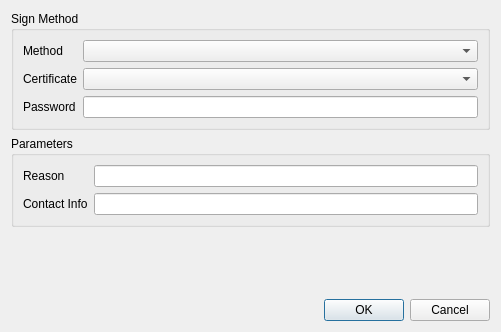
Above: Pdf4QtEditorPlugins/SignaturePlugin/signdialog.ui from JakubMelka/PDF4QT before the change. Below: the same form after it.
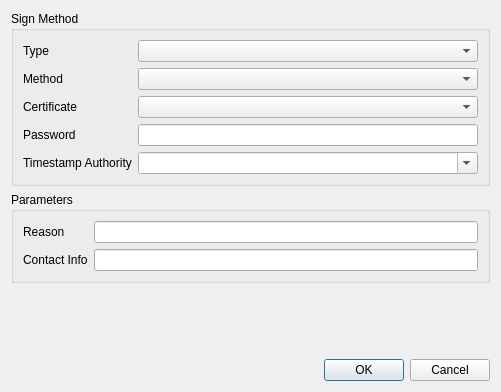
That is the form after the change.

Commit message: Issue #188: Timestamp feature request

The edit to the form file:
```diff
--- a/Pdf4QtEditorPlugins/SignaturePlugin/signdialog.ui
+++ b/Pdf4QtEditorPlugins/SignaturePlugin/signdialog.ui
@@ -7,7 +7,7 @@
     <x>0</x>
     <y>0</y>
     <width>501</width>
-    <height>332</height>
+    <height>392</height>
    </rect>
   </property>
   <property name="windowTitle">
@@ -21,33 +21,43 @@
      </property>
      <layout class="QGridLayout" name="gridLayout">
       <item row="0" column="0">
+       <widget class="QLabel" name="signatureTypeLabel">
+        <property name="text">
+         <string>Type</string>
+        </property>
+       </widget>
+      </item>
+      <item row="0" column="1">
+       <widget class="QComboBox" name="signatureTypeCombo"/>
+      </item>
+      <item row="1" column="0">
        <widget class="QLabel" name="methodLabel">
         <property name="text">
          <string>Method</string>
         </property>
        </widget>
       </item>
-      <item row="0" column="1">
+      <item row="1" column="1">
        <widget class="QComboBox" name="methodCombo"/>
       </item>
-      <item row="1" column="0">
+      <item row="2" column="0">
        <widget class="QLabel" name="certificateLabel">
         <property name="text">
          <string>Certificate</string>
         </property>
        </widget>
       </item>
-      <item row="1" column="1">
+      <item row="2" column="1">
        <widget class="QComboBox" name="certificateCombo"/>
       </item>
-      <item row="2" column="0">
+      <item row="3" column="0">
        <widget class="QLabel" name="passwordLabel">
         <property name="text">
          <string>Password</string>
         </property>
        </widget>
       </item>
-      <item row="2" column="1">
+      <item row="3" column="1">
        <widget class="QLineEdit" name="certificatePasswordEdit">
         <property name="echoMode">
          <enum>QLineEdit::Password</enum>
@@ -57,6 +67,20 @@
         </property>
        </widget>
       </item>
+      <item row="4" column="0">
+       <widget class="QLabel" name="timestampUrlLabel">
+        <property name="text">
+         <string>Timestamp Authority</string>
+        </property>
+       </widget>
+      </item>
+      <item row="4" column="1">
+       <widget class="QComboBox" name="timestampUrlCombo">
+        <property name="editable">
+         <bool>true</bool>
+        </property>
+       </widget>
+      </item>
      </layout>
     </widget>
    </item>
```
The commit also changes 22 other files.
